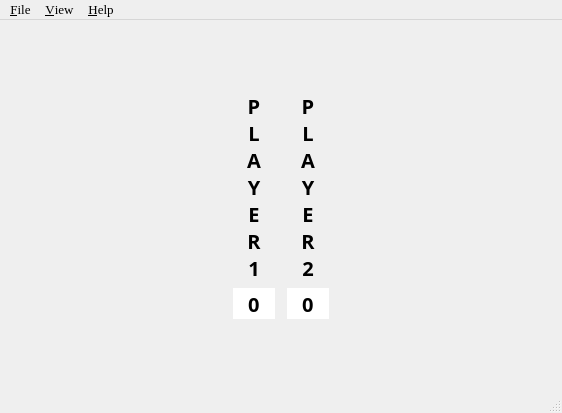
The window that ui.d/maxit.ui (nurfalie/maxit) describes before a commit, drawn with Qt 5.
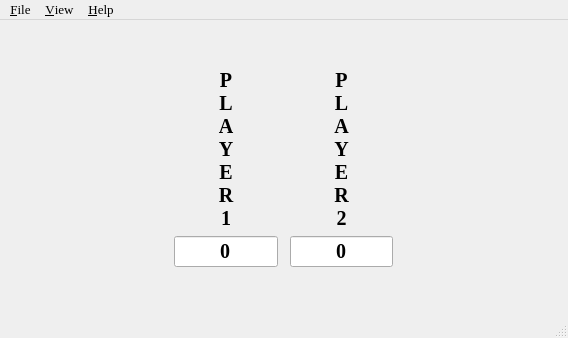
The same window after the commit.

The edit to the form file:
```diff
--- a/ui.d/maxit.ui
+++ b/ui.d/maxit.ui
@@ -5,8 +5,8 @@
    <rect>
     <x>0</x>
     <y>0</y>
-    <width>562</width>
-    <height>413</height>
+    <width>568</width>
+    <height>338</height>
    </rect>
   </property>
   <property name="font" >
@@ -49,8 +49,6 @@
        </spacer>
       </item>
       <item>
-       <layout class="QHBoxLayout" >
-        <item>
          <layout class="QVBoxLayout" >
           <item>
            <spacer>
@@ -59,17 +57,19 @@
             </property>
             <property name="sizeHint" >
              <size>
-              <width>20</width>
-              <height>40</height>
+            <width>63</width>
+            <height>16</height>
              </size>
             </property>
            </spacer>
           </item>
+        <item>
+         <layout class="QVBoxLayout" >
           <item>
            <widget class="QLabel" name="label_3" >
             <property name="font" >
              <font>
-              <family>Courier 10 Pitch</family>
+              <family>Times</family>
               <pointsize>15</pointsize>
               <weight>75</weight>
               <bold>true</bold>
@@ -90,17 +90,19 @@
            </widget>
           </item>
           <item>
-           <widget class="QSpinBox" name="playerscore" >
+           <widget class="QLineEdit" name="playerscore" >
             <property name="font" >
              <font>
-              <family>Courier 10 Pitch</family>
               <pointsize>15</pointsize>
               <weight>75</weight>
               <bold>true</bold>
              </font>
             </property>
-            <property name="frame" >
-             <bool>false</bool>
+            <property name="text" >
+             <string>0</string>
+            </property>
+            <property name="maxLength" >
+             <number>4</number>
             </property>
             <property name="alignment" >
              <set>Qt::AlignCenter</set>
@@ -108,14 +110,10 @@
             <property name="readOnly" >
              <bool>true</bool>
             </property>
-            <property name="buttonSymbols" >
-             <enum>QAbstractSpinBox::NoButtons</enum>
-            </property>
-            <property name="maximum" >
-             <number>999</number>
-            </property>
            </widget>
           </item>
+         </layout>
+        </item>
           <item>
            <spacer>
             <property name="orientation" >
@@ -123,8 +121,8 @@
             </property>
             <property name="sizeHint" >
              <size>
-              <width>20</width>
-              <height>40</height>
+            <width>63</width>
+            <height>16</height>
              </size>
             </property>
            </spacer>
@@ -150,17 +148,19 @@
             </property>
             <property name="sizeHint" >
              <size>
-              <width>20</width>
-              <height>40</height>
+            <width>67</width>
+            <height>16</height>
              </size>
             </property>
            </spacer>
           </item>
+        <item>
+         <layout class="QVBoxLayout" >
           <item>
            <widget class="QLabel" name="label_2" >
             <property name="font" >
              <font>
-              <family>Courier 10 Pitch</family>
+              <family>Times</family>
               <pointsize>15</pointsize>
               <weight>75</weight>
               <bold>true</bold>
@@ -181,17 +181,19 @@
            </widget>
           </item>
           <item>
-           <widget class="QSpinBox" name="opponentscore" >
+           <widget class="QLineEdit" name="opponentscore" >
             <property name="font" >
              <font>
-              <family>Courier 10 Pitch</family>
               <pointsize>15</pointsize>
               <weight>75</weight>
               <bold>true</bold>
              </font>
             </property>
-            <property name="frame" >
-             <bool>false</bool>
+            <property name="text" >
+             <string>0</string>
+            </property>
+            <property name="maxLength" >
+             <number>3</number>
             </property>
             <property name="alignment" >
              <set>Qt::AlignCenter</set>
@@ -199,14 +201,10 @@
             <property name="readOnly" >
              <bool>true</bool>
             </property>
-            <property name="buttonSymbols" >
-             <enum>QAbstractSpinBox::NoButtons</enum>
-            </property>
-            <property name="maximum" >
-             <number>999</number>
-            </property>
            </widget>
           </item>
+         </layout>
+        </item>
           <item>
            <spacer>
             <property name="orientation" >
@@ -214,13 +212,11 @@
             </property>
             <property name="sizeHint" >
              <size>
-              <width>20</width>
-              <height>40</height>
+            <width>67</width>
+            <height>16</height>
              </size>
             </property>
            </spacer>
-          </item>
-         </layout>
         </item>
        </layout>
       </item>
@@ -259,8 +255,8 @@
     <rect>
      <x>0</x>
      <y>0</y>
-     <width>562</width>
-     <height>28</height>
+     <width>568</width>
+     <height>22</height>
     </rect>
    </property>
    <widget class="QMenu" name="menu_File" >
```
Left out of the diff: 4 changed lines with no effect on the pictures. Lines whose indentation alone changed are shown as unchanged.
